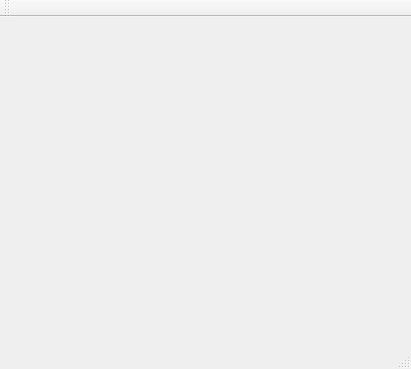
Before: the Qt Designer form ui/Menu.ui in prabinrath/Roborex_Chess, drawn with Qt 5.
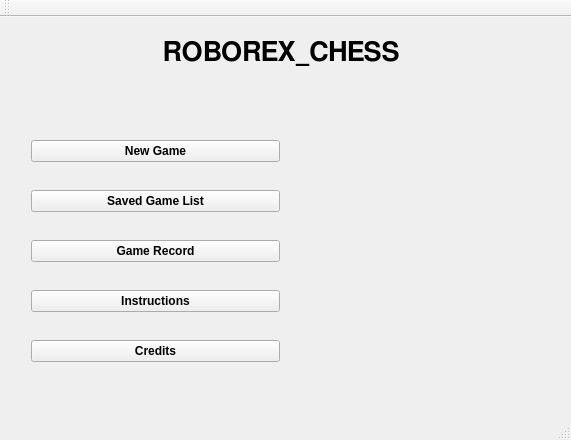
After: the same form once the commit is applied.

```diff
--- a/ui/Menu.ui
+++ b/ui/Menu.ui
@@ -6,15 +6,128 @@
    <rect>
     <x>0</x>
     <y>0</y>
-    <width>411</width>
-    <height>369</height>
+    <width>571</width>
+    <height>440</height>
    </rect>
   </property>
   <property name="windowTitle">
    <string>MainWindow</string>
   </property>
   <widget class="QWidget" name="centralWidget">
-   <layout class="QHBoxLayout" name="horizontalLayout_2"/>
+   <widget class="QLabel" name="header">
+    <property name="geometry">
+     <rect>
+      <x>20</x>
+      <y>10</y>
+      <width>531</width>
+      <height>51</height>
+     </rect>
+    </property>
+    <property name="font">
+     <font>
+      <family>FreeSans</family>
+      <pointsize>20</pointsize>
+      <weight>75</weight>
+      <bold>true</bold>
+     </font>
+    </property>
+    <property name="text">
+     <string>                   ROBOREX_CHESS</string>
+    </property>
+   </widget>
+   <widget class="QLabel" name="logo">
+    <property name="geometry">
+     <rect>
+      <x>320</x>
+      <y>93</y>
+      <width>211</width>
+      <height>271</height>
+     </rect>
+    </property>
+    <property name="text">
+     <string/>
+    </property>
+   </widget>
+   <widget class="QWidget" name="">
+    <property name="geometry">
+     <rect>
+      <x>20</x>
+      <y>90</y>
+      <width>271</width>
+      <height>291</height>
+     </rect>
+    </property>
+    <layout class="QVBoxLayout" name="verticalLayout">
+     <item>
+      <widget class="QPushButton" name="newgame">
+       <property name="enabled">
+        <bool>true</bool>
+       </property>
+       <property name="font">
+        <font>
+         <weight>75</weight>
+         <bold>true</bold>
+        </font>
+       </property>
+       <property name="text">
+        <string>New Game</string>
+       </property>
+      </widget>
+     </item>
+     <item>
+      <widget class="QPushButton" name="gamelist">
+       <property name="font">
+        <font>
+         <weight>75</weight>
+         <bold>true</bold>
+        </font>
+       </property>
+       <property name="text">
+        <string>Saved Game List</string>
+       </property>
+      </widget>
+     </item>
+     <item>
+      <widget class="QPushButton" name="record">
+       <property name="font">
+        <font>
+         <weight>75</weight>
+         <bold>true</bold>
+        </font>
+       </property>
+       <property name="text">
+        <string>Game Record</string>
+       </property>
+      </widget>
+     </item>
+     <item>
+      <widget class="QPushButton" name="instr">
+       <property name="font">
+        <font>
+         <weight>75</weight>
+         <bold>true</bold>
+        </font>
+       </property>
+       <property name="text">
+        <string>Instructions</string>
+       </property>
+      </widget>
+     </item>
+     <item>
+      <widget class="QPushButton" name="credits">
+       <property name="font">
+        <font>
+         <weight>75</weight>
+         <bold>true</bold>
+        </font>
+       </property>
+       <property name="text">
+        <string>Credits</string>
+       </property>
+      </widget>
+     </item>
+    </layout>
+   </widget>
   </widget>
   <widget class="QMenuBar" name="menuBar">
    <property name="geometry">
```
Left out of the diff: 2 changed lines with no effect on the pictures.
